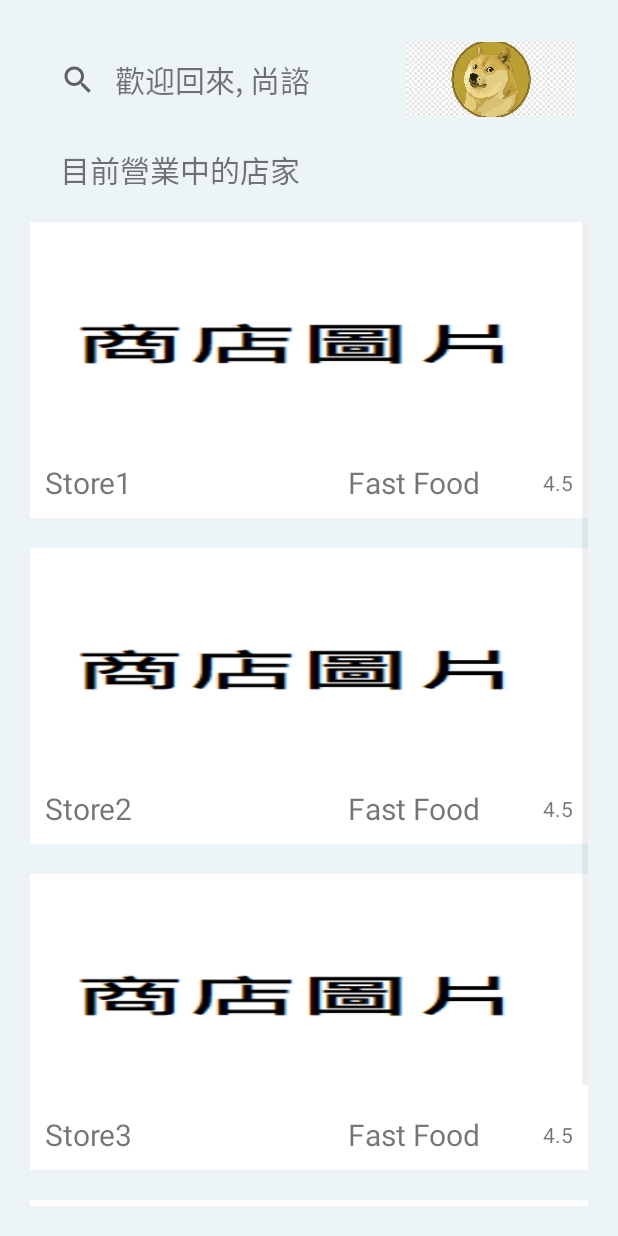
After one commit to ADSFAaron/Zaber, an Android app: the CustomerActivity screen opened directly, with no data from a screen before it, on a phone screen of 412 x 824 dp. The commit adds this screen. Run offline under Robolectric (Android 15) with nearby library versions, the phone set to English and light mode, and no system bars.

Commit message:
Add customer menu

```diff
--- a/app/src/main/AndroidManifest.xml
+++ b/app/src/main/AndroidManifest.xml
@@ -9,6 +9,9 @@
         android:roundIcon="@mipmap/ic_launcher_round"
         android:supportsRtl="true"
         android:theme="@style/Theme.Zaber">
+        <activity
+            android:name=".CustomerActivity"
+            android:exported="false" />
         <activity
             android:name=".LoginActivity"
             android:exported="false" />
--- /dev/null
+++ b/app/src/main/java/com/example/zaber/CustomerActivity.java
@@ -0,0 +1,35 @@
+package com.example.zaber;
+
+import androidx.appcompat.app.AppCompatActivity;
+
+import android.content.Context;
+import android.os.Bundle;
+import android.widget.ListView;
+
+import java.util.ArrayList;
+import java.util.List;
+
+public class CustomerActivity extends AppCompatActivity {
+    ListView lv;
+    Context context;
+    //ArrayList proglist;
+
+    public static Integer[] progImages = {
+            R.drawable.store_image,R.drawable.store_image,R.drawable.store_image,R.drawable.store_image,R.drawable.store_image
+    };
+
+    public static String[] progNames = {
+            "Store1","Store2","Store3","Store4","Store5"
+    };
+
+    @Override
+    protected void onCreate(Bundle savedInstanceState) {
+        super.onCreate(savedInstanceState);
+        setContentView(R.layout.customer_menu);
+
+        StoreListAdapter adapter = new StoreListAdapter(this,progNames,progImages);
+
+        lv = (ListView) findViewById(R.id.listview);
+        lv.setAdapter(adapter);
+    }
+}
--- a/app/src/main/java/com/example/zaber/LoginActivity.java
+++ b/app/src/main/java/com/example/zaber/LoginActivity.java
@@ -2,7 +2,10 @@ package com.example.zaber;
 
 import androidx.appcompat.app.AppCompatActivity;
 
+import android.content.Intent;
 import android.os.Bundle;
+import android.view.View;
+import android.widget.Button;
 import android.widget.TextView;
 
 import com.google.android.material.textfield.TextInputEditText;
@@ -11,6 +14,7 @@ public class LoginActivity extends AppCompatActivity {
 
     TextView loginTab, registerTab;
     TextInputEditText email, password;
+    Button login_btn;
 
     @Override
     protected void onCreate(Bundle savedInstanceState) {
@@ -22,9 +26,22 @@ public class LoginActivity extends AppCompatActivity {
         registerTab = findViewById(R.id.registerTab);
         email = findViewById(R.id.login_mail);
         password = findViewById(R.id.login_password);
+        login_btn = findViewById(R.id.login_btn);
+
+        login_btn.setOnClickListener(customer_menu);
 
         // Validation
 
         // Redirection customer or store
     }
+
+    private View.OnClickListener customer_menu = new View.OnClickListener() {
+        @Override
+        public void onClick(View v) {
+            //Do something
+            Intent intent = new Intent(LoginActivity.this, CustomerActivity.class);
+            startActivity(intent);
+            finish();
+        }
+    };
 }
--- /dev/null
+++ b/app/src/main/java/com/example/zaber/StoreListAdapter.java
@@ -0,0 +1,36 @@
+package com.example.zaber;
+
+import android.app.Activity;
+import android.view.LayoutInflater;
+import android.view.View;
+import android.view.ViewGroup;
+import android.widget.ArrayAdapter;
+import android.widget.ImageView;
+import android.widget.TextView;
+
+public class StoreListAdapter extends ArrayAdapter<String> {
+    private  final Activity context;
+    private  final String[] progNames;
+    private  final Integer[] progImages;
+
+    public StoreListAdapter(Activity context, String[] progNames, Integer[] progImages){
+        super(context,R.layout.single_store_item,progNames);
+        this.context=context;
+        this.progNames=progNames;
+        this.progImages=progImages;
+    }
+
+    @Override
+    public View getView(int position, View convertView, ViewGroup parent){
+
+        LayoutInflater inflater = context.getLayoutInflater();
+        View rowView = inflater.inflate(R.layout.single_store_item,null,true);
+        TextView textView = (TextView) rowView.findViewById(R.id.store_name);
+        ImageView imageView = (ImageView) rowView.findViewById(R.id.store_image);
+
+        textView.setText(progNames[position]);
+        imageView.setImageResource(progImages[position]);
+
+        return  rowView;
+    }
+}
--- a/app/src/main/res/layout/activity_login.xml
+++ b/app/src/main/res/layout/activity_login.xml
@@ -73,7 +73,6 @@
             </com.google.android.material.textfield.TextInputLayout>
 
             <com.google.android.material.textfield.TextInputLayout
-                android:id="@+id/login_password"
                 android:layout_width="match_parent"
                 android:layout_height="wrap_content"
                 android:layout_marginHorizontal="20sp"
@@ -84,6 +83,7 @@
                 app:passwordToggleEnabled="true">
 
                 <com.google.android.material.textfield.TextInputEditText
+                    android:id="@+id/login_password"
                     android:layout_width="match_parent"
                     android:layout_height="wrap_content"
                     android:background="@drawable/custom_input"
@@ -93,6 +93,7 @@
             </com.google.android.material.textfield.TextInputLayout>
 
             <androidx.appcompat.widget.AppCompatButton
+                android:id="@+id/login_btn"
                 android:layout_width="match_parent"
                 android:layout_height="wrap_content"
                 android:layout_marginHorizontal="20sp"
--- /dev/null
+++ b/app/src/main/res/layout/customer_menu.xml
@@ -0,0 +1,76 @@
+<?xml version="1.0" encoding="utf-8"?>
+<androidx.constraintlayout.widget.ConstraintLayout xmlns:android="http://schemas.android.com/apk/res/android"
+    xmlns:app="http://schemas.android.com/apk/res-auto"
+    xmlns:tools="http://schemas.android.com/tools"
+    android:layout_width="match_parent"
+    android:layout_height="match_parent"
+    android:background="#ECF4F8">
+
+    <androidx.constraintlayout.widget.ConstraintLayout
+        android:layout_width="match_parent"
+        android:layout_height="match_parent"
+        android:layout_margin="20dp">
+
+        <TextView
+            android:layout_width="0dp"
+            android:layout_height="50dp"
+            app:layout_constraintTop_toTopOf="parent"
+            app:layout_constraintStart_toStartOf="parent"
+            app:layout_constraintEnd_toStartOf="@id/user_icon"
+            android:id="@+id/welcome_msg"
+            app:layout_constraintHorizontal_weight="4"
+            android:text="歡迎回來, 尚諮"
+            android:textSize="20dp"
+            android:gravity="center"
+            android:layout_margin="8dp"/>
+
+        <androidx.appcompat.widget.SearchView
+            android:layout_width="0dp"
+            android:layout_height="50dp"
+            app:layout_constraintTop_toTopOf="parent"
+            app:layout_constraintStart_toStartOf="parent"
+            app:layout_constraintEnd_toStartOf="@id/user_icon"
+            android:id="@+id/search_view"
+            app:layout_constraintHorizontal_weight="5"
+            android:layout_margin="8dp"
+            app:defaultQueryHint="輸入商店名稱"
+            app:queryBackground="@android:color/white" />
+
+        <ImageButton
+            android:layout_width="00dp"
+            android:layout_height="50dp"
+            app:layout_constraintTop_toTopOf="parent"
+            app:layout_constraintStart_toEndOf="@+id/welcome_msg"
+            app:layout_constraintEnd_toEndOf="parent"
+            android:id="@+id/user_icon"
+            app:layout_constraintHorizontal_weight="2"
+            android:layout_margin="8dp"
+            android:src="@drawable/user"
+            android:background="@null"
+            android:scaleType="centerCrop"/>
+
+        <TextView
+            android:layout_width="match_parent"
+            android:layout_height="wrap_content"
+            app:layout_constraintTop_toBottomOf="@id/welcome_msg"
+            app:layout_constraintStart_toStartOf="parent"
+            app:layout_constraintEnd_toEndOf="parent"
+            android:id="@+id/store_msg"
+            android:text="目前營業中的店家"
+            android:textSize="20dp"
+            android:padding="20dp"
+            android:gravity="left"/>
+
+        <ListView
+            android:layout_width="match_parent"
+            android:layout_height="wrap_content"
+            app:layout_constraintTop_toBottomOf="@+id/store_msg"
+            app:layout_constraintStart_toStartOf="parent"
+            app:layout_constraintEnd_toEndOf="parent"
+            android:id="@+id/listview"
+            android:dividerHeight="20dp"
+            android:divider="@android:color/transparent"/>
+
+    </androidx.constraintlayout.widget.ConstraintLayout>
+
+</androidx.constraintlayout.widget.ConstraintLayout>
--- /dev/null
+++ b/app/src/main/res/layout/single_store_item.xml
@@ -0,0 +1,59 @@
+<?xml version="1.0" encoding="utf-8"?>
+<androidx.constraintlayout.widget.ConstraintLayout xmlns:android="http://schemas.android.com/apk/res/android"
+    android:layout_width="match_parent"
+    android:layout_height="match_parent"
+    xmlns:app="http://schemas.android.com/apk/res-auto"
+    android:background="@android:color/white"
+    android:padding="10dp">
+
+
+        <ImageView
+            android:layout_width="match_parent"
+            android:layout_height="150dp"
+            app:layout_constraintTop_toTopOf="parent"
+            app:layout_constraintStart_toStartOf="parent"
+            app:layout_constraintEnd_toEndOf="parent"
+            android:id="@+id/store_image"
+            android:src="@drawable/store_image"
+            android:scaleType="fitXY"
+            android:paddingBottom="10dp"/>
+
+        <TextView
+            android:layout_width="0dp"
+            android:layout_height="wrap_content"
+            app:layout_constraintTop_toBottomOf="@id/store_image"
+            app:layout_constraintBottom_toBottomOf="parent"
+            app:layout_constraintStart_toStartOf="parent"
+            app:layout_constraintEnd_toStartOf="@id/store_type"
+            android:id="@+id/store_name"
+            app:layout_constraintHorizontal_weight="5"
+            android:text="Mcdonald"
+            android:textSize="20dp" />
+
+        <TextView
+            android:layout_width="0dp"
+            android:layout_height="wrap_content"
+            app:layout_constraintTop_toBottomOf="@id/store_image"
+            app:layout_constraintBottom_toBottomOf="parent"
+            app:layout_constraintStart_toEndOf="@id/store_name"
+            app:layout_constraintEnd_toStartOf="@id/store_score"
+            android:id="@+id/store_type"
+            app:layout_constraintHorizontal_weight="4"
+            android:gravity="center"
+            android:text="Fast Food"
+            android:textSize="20dp" />
+
+        <TextView
+            android:layout_width="0dp"
+            android:layout_height="wrap_content"
+            app:layout_constraintTop_toBottomOf="@id/store_image"
+            app:layout_constraintBottom_toBottomOf="parent"
+            app:layout_constraintStart_toEndOf="@id/store_type"
+            app:layout_constraintEnd_toEndOf="parent"
+            android:id="@+id/store_score"
+            app:layout_constraintHorizontal_weight="1"
+            android:text="4.5"
+            android:textSize="14dp"
+            android:gravity="right"/>
+
+</androidx.constraintlayout.widget.ConstraintLayout>
```
Also changed, not shown: app/src/main/res/drawable/store_image.png (added), app/src/main/res/drawable/user.png (added).
